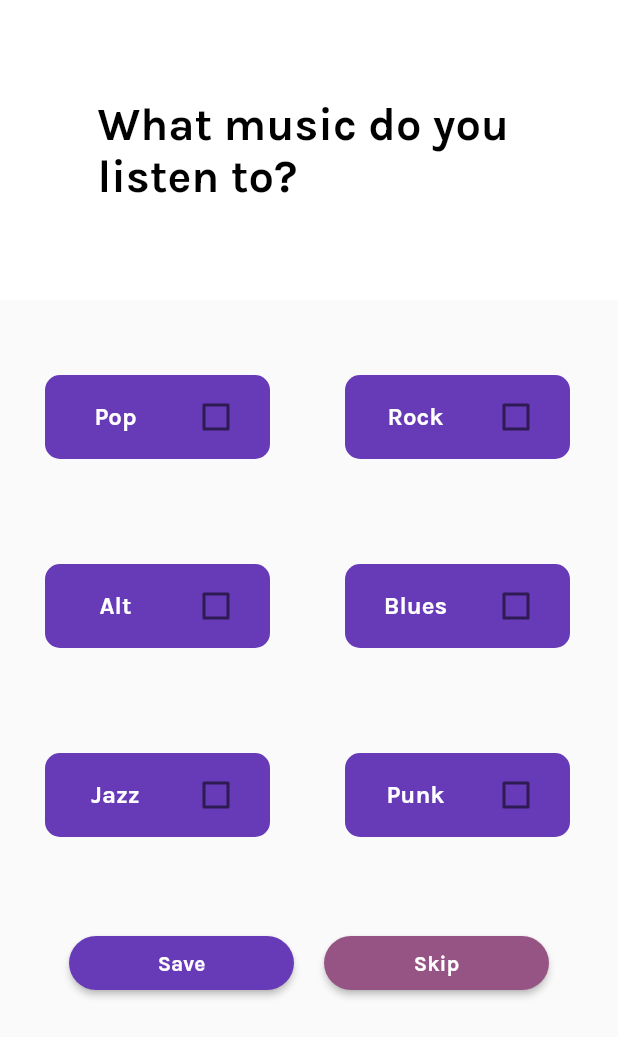
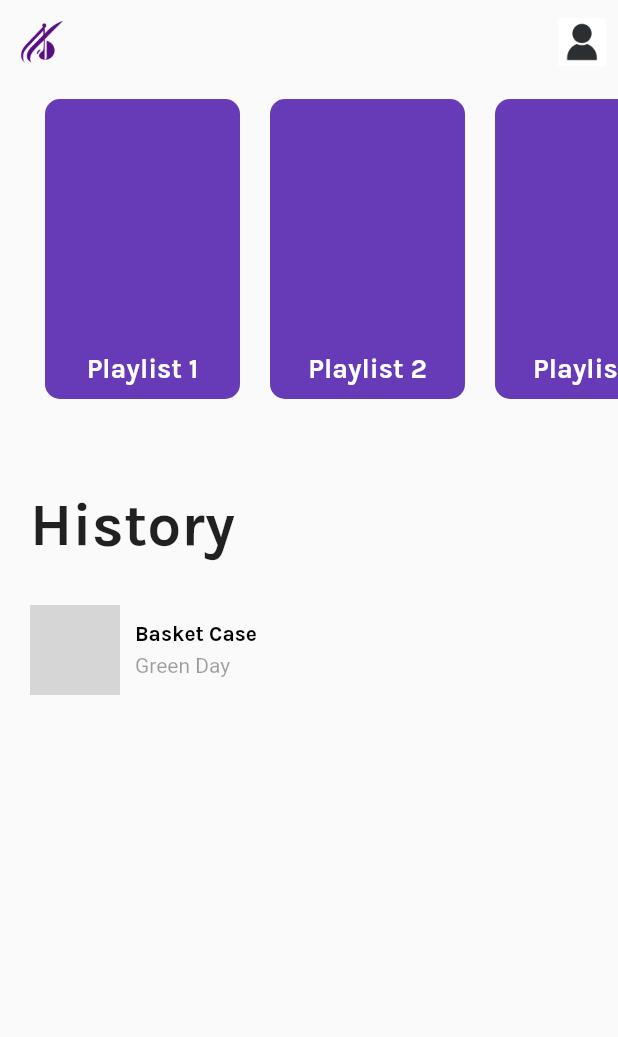
Before and after one commit to RokasStadalius/Mellowde, a Flutter app: the screen it shows after launch, on a phone screen of 412 x 824 dp. Shown: the top 1037 px of the screen. Run offline on Flutter 3.47's test engine with Material 2 defaults, Android fonts, the phone set to English and light mode, and no system bars; our stand-ins replace audio_video_progress_bar, just_audio, rxdart; grey boxes are pictures that could not be loaded.

Commit message:
added main_screen_ui.dart

```diff
--- a/mellowde/lib/main.dart
+++ b/mellowde/lib/main.dart
@@ -1,6 +1,6 @@
 import 'package:flutter/material.dart';
 import 'package:mellowde/add_to_playlsit_ui.dart';
-import 'package:mellowde/genre_selection_ui.dart';
+import 'package:mellowde/main_screen_ui.dart';
 import 'package:mellowde/playlist_create_ui.dart';
 import 'package:mellowde/playlist_edit_ui.dart';
 import 'package:mellowde/song_creation_coverpic_ui.dart';
@@ -49,6 +49,6 @@ class _MyHomePageState extends State<MyHomePage> {
 
   @override
   Widget build(BuildContext context) {
-    return const MaterialApp(home: GenreSelectionScreen());
+    return const MaterialApp(home: MainScreen());
   }
 }
--- /dev/null
+++ b/mellowde/lib/main_screen_ui.dart
@@ -0,0 +1,117 @@
+// ignore_for_file: unused_field
+
+import 'package:flutter/material.dart';
+import 'package:mellowde/models/song.dart';
+import 'package:mellowde/song_component.dart';
+
+class MainScreen extends StatefulWidget {
+  const MainScreen({super.key});
+
+  @override
+  State<MainScreen> createState() => _MainScreenState();
+}
+
+class _MainScreenState extends State<MainScreen> {
+  List<String> myPlaylists = [
+    "Playlist 1",
+    "Playlist 2",
+    "Playlist 3",
+    "Playlist 4",
+    "Playlist 5",
+    "Playlist 6",
+    "Playlist 7",
+    "Playlist 8",
+    "Playlist 9",
+    "Playlist 10"
+  ];
+  final List<Song> _songs = [
+    Song("Basket Case", "Green Day", "assets/DookieGreenDay.png",
+        "assets/audio/BasketCase.mp3"),
+  ];
+  @override
+  Widget build(BuildContext context) {
+    return Scaffold(
+        appBar: AppBar(
+          actions: [
+            const SizedBox(width: 1),
+            IconButton(
+              icon: Image.asset("assets/usericon.jpg"),
+              onPressed: () {},
+            ),
+          ],
+          leading: Padding(
+            padding: EdgeInsets.all(5.0),
+            child: IconButton(
+              icon: Image.asset("assets/logo.png"),
+              onPressed: () {},
+            ),
+          ),
+          elevation: 0,
+          backgroundColor: const Color(0x00000000),
+        ),
+        body: Container(
+          padding: EdgeInsets.only(left: 20),
+          child: Column(
+            children: [
+              SizedBox(
+                height: 220,
+                child: ListView.builder(
+                  itemCount: myPlaylists.length,
+                  scrollDirection: Axis.horizontal,
+                  itemBuilder: (context, index) => GestureDetector(
+                    onTap: () {},
+                    child: Container(
+                      decoration: BoxDecoration(
+                        borderRadius: BorderRadius.circular(10),
+                        color: Colors.deepPurple,
+                      ),
+                      height: 150,
+                      width: 130,
+                      margin: const EdgeInsets.all(10),
+                      child: Container(
+                        padding: const EdgeInsets.only(bottom: 10),
+                        alignment: Alignment.bottomCenter,
+                        child: Text(
+                          myPlaylists[index],
+                          style: const TextStyle(
+                            color: Colors.white,
+                            fontFamily: "Karla",
+                            fontSize: 18,
+                          ),
+                          textAlign: TextAlign.center,
+                        ),
+                      ),
+                    ),
+                  ),
+                ),
+              ),
+              SizedBox(
+                height: 50,
+              ),
+              Container(
+                  alignment: Alignment.centerLeft,
+                  child: Text("History",
+                      style: TextStyle(
+                        fontFamily: "Karla",
+                        fontSize: 40,
+                      ))),
+              SizedBox(
+                height: 20,
+              ),
+              Expanded(
+                child: Container(
+                  constraints: BoxConstraints(
+                      maxHeight: 500), // Set a maximum height for the song list
+                  child: ListView.builder(
+                    itemCount: _songs.length,
+                    shrinkWrap: true,
+                    itemBuilder: (context, index) =>
+                        SongComponent(song: _songs[index]),
+                  ),
+                ),
+              ),
+            ],
+          ),
+        ));
+  }
+}
```
